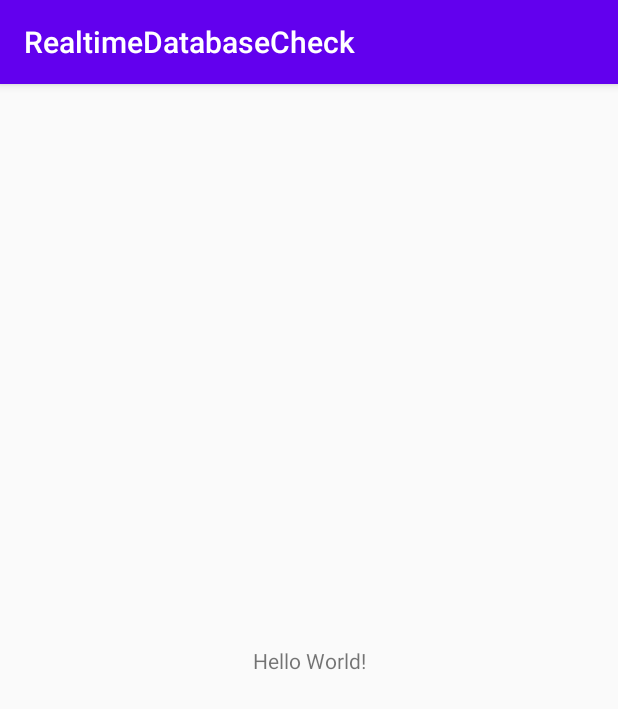
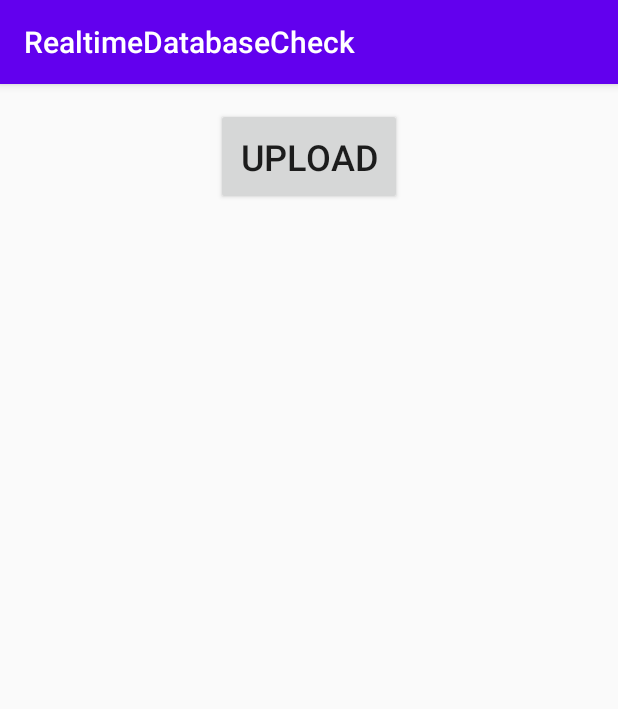
Before and after one commit to SayantanBanerjee16/RealtimeDatabaseCheck, an Android app: the screen it shows after launch (MainActivity), on a phone screen of 412 x 824 dp. Shown: the top 709 px of the screen. Run offline under Robolectric (Android 15) with nearby library versions, the phone set to English and light mode, and no system bars; our stand-ins replace Firebase (no records; nobody signed in at launch, a user with empty details on screens opened directly).

Commit message:
code done

```diff
--- a/app/build.gradle
+++ b/app/build.gradle
@@ -1,6 +1,7 @@
 apply plugin: 'com.android.application'
 apply plugin: 'kotlin-android'
 apply plugin: 'kotlin-android-extensions'
+apply plugin: 'com.google.gms.google-services'
 
 android {
     compileSdkVersion 29
@@ -34,4 +35,6 @@ dependencies {
     androidTestImplementation 'androidx.test.ext:junit:1.1.1'
     androidTestImplementation 'androidx.test.espresso:espresso-core:3.2.0'
 
+    implementation 'com.google.firebase:firebase-database-ktx:19.3.1'
+
 }
--- a/app/src/main/java/com/sayantanbanerjee/realtimedatabasecheck/MainActivity.kt
+++ b/app/src/main/java/com/sayantanbanerjee/realtimedatabasecheck/MainActivity.kt
@@ -2,10 +2,74 @@ package com.sayantanbanerjee.realtimedatabasecheck
 
 import androidx.appcompat.app.AppCompatActivity
 import android.os.Bundle
+import android.util.Log
+import android.widget.Button
+import android.widget.TextView
+import android.widget.Toast
+import com.google.firebase.database.*
+import com.google.firebase.database.ktx.database
+import com.google.firebase.database.ktx.getValue
+import com.google.firebase.ktx.Firebase
 
 class MainActivity : AppCompatActivity() {
+
+    private lateinit var database: DatabaseReference
+    private lateinit var postReference: DatabaseReference
+    private lateinit var childEventListener: ChildEventListener
+
+    private lateinit var uploadButton1: Button
+    private lateinit var textView: TextView
+
+    private var downloadText : String = ""
+
     override fun onCreate(savedInstanceState: Bundle?) {
         super.onCreate(savedInstanceState)
         setContentView(R.layout.activity_main)
+
+        database = Firebase.database.reference
+        uploadButton1 = findViewById(R.id.uploadButton)
+        textView = findViewById(R.id.text)
+
+        uploadButton1.setOnClickListener {
+            for (cur_num in 0..1000) {
+                uploadToDatabase(cur_num)
+            }
+        }
+
+        postReference = database.child("NUMBER").child("test1")
+
+        childEventListener = object : ChildEventListener{
+
+            override fun onChildAdded(snapshot: DataSnapshot, previousChildName: String?) {
+                val number = snapshot.getValue<Number>()
+                downloadText += number?.num.toString() + "\n"
+                textView.text = downloadText
+            }
+
+            override fun onCancelled(error: DatabaseError) {
+                // not needed
+            }
+
+            override fun onChildMoved(snapshot: DataSnapshot, previousChildName: String?) {
+                // not needed
+            }
+
+            override fun onChildChanged(snapshot: DataSnapshot, previousChildName: String?) {
+                // not needed
+            }
+
+            override fun onChildRemoved(snapshot: DataSnapshot) {
+                // not needed
+            }
+
+        }
+
+        postReference.addChildEventListener(childEventListener)
+
+    }
+
+    private fun uploadToDatabase(cur_num: Int) {
+        val num = Number(cur_num)
+        database.child("NUMBER").child("test1").push().setValue(num)
     }
 }
--- /dev/null
+++ b/app/src/main/java/com/sayantanbanerjee/realtimedatabasecheck/Number.kt
@@ -0,0 +1,5 @@
+package com.sayantanbanerjee.realtimedatabasecheck
+
+data class Number(
+    var num: Int? = 0
+)
--- a/app/src/main/res/layout/activity_main.xml
+++ b/app/src/main/res/layout/activity_main.xml
@@ -1,18 +1,31 @@
 <?xml version="1.0" encoding="utf-8"?>
-<androidx.constraintlayout.widget.ConstraintLayout xmlns:android="http://schemas.android.com/apk/res/android"
-    xmlns:app="http://schemas.android.com/apk/res-auto"
-    xmlns:tools="http://schemas.android.com/tools"
+<LinearLayout xmlns:android="http://schemas.android.com/apk/res/android"
     android:layout_width="match_parent"
     android:layout_height="match_parent"
-    tools:context=".MainActivity">
+    android:layout_gravity="center"
+    android:orientation="vertical">
 
-    <TextView
+    <Button
+        android:id="@+id/uploadButton"
         android:layout_width="wrap_content"
         android:layout_height="wrap_content"
-        android:text="Hello World!"
-        app:layout_constraintBottom_toBottomOf="parent"
-        app:layout_constraintLeft_toLeftOf="parent"
-        app:layout_constraintRight_toRightOf="parent"
-        app:layout_constraintTop_toTopOf="parent" />
+        android:layout_gravity="center"
+        android:layout_marginTop="16dp"
+        android:padding="16dp"
+        android:text="UPLOAD"
+        android:textSize="24sp" />
 
-</androidx.constraintlayout.widget.ConstraintLayout>
+    <ScrollView
+        android:layout_width="match_parent"
+        android:layout_height="match_parent">
+
+        <TextView
+            android:id="@+id/text"
+            android:layout_width="wrap_content"
+            android:layout_height="wrap_content"
+            android:textSize="20sp"
+            android:layout_gravity="center"
+            android:textAlignment="center"/>
+    </ScrollView>
+
+</LinearLayout>
--- a/build.gradle
+++ b/build.gradle
@@ -8,6 +8,7 @@ buildscript {
     dependencies {
         classpath "com.android.tools.build:gradle:4.0.0"
         classpath "org.jetbrains.kotlin:kotlin-gradle-plugin:$kotlin_version"
+        classpath 'com.google.gms:google-services:4.3.3'
 
         // NOTE: Do not place your application dependencies here; they belong
         // in the individual module build.gradle files
```
Also changed, not shown: 2 other files.
